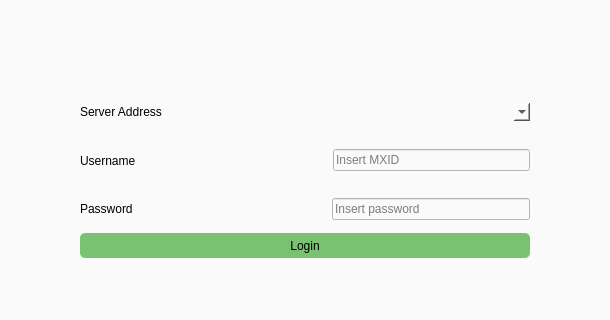
Qt form qml/ui/login.ui (Nordgedanken/Morpheus) before a commit; both pictures show x 207 to 817 and y 157 to 477 of the 950 by 600 pixel window.
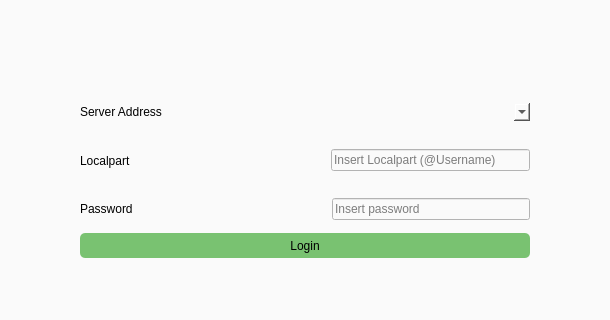
The same form after that commit. Icons and pictures are not drawn.

Commit message: Use Localpart instead full mxid on Login

Patch:
```diff
--- a/qml/ui/login.ui
+++ b/qml/ui/login.ui
@@ -627,7 +627,7 @@
                   </sizepolicy>
                  </property>
                  <property name="text">
-                  <string>Username</string>
+                  <string>Localpart</string>
                  </property>
                 </widget>
                </item>
@@ -653,7 +653,7 @@
                   </sizepolicy>
                  </property>
                  <property name="placeholderText">
-                  <string>Insert MXID</string>
+                  <string>Insert Localpart (@Username)</string>
                  </property>
                 </widget>
                </item>
```
Left out of the diff: 6 changed lines with no effect on the pictures. The commit also changes 3 other files.
